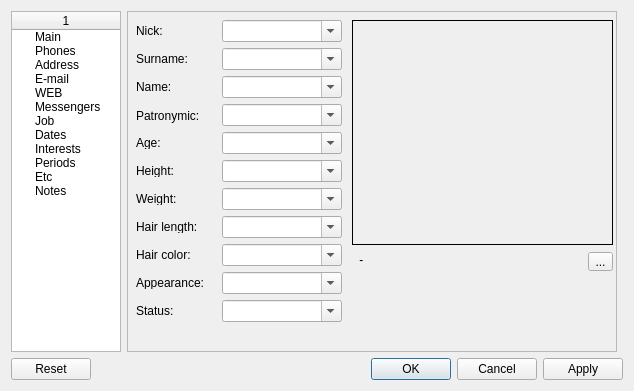
The window that Forms/CEditor.ui (skynowa/xxxdb) describes before a commit, drawn with Qt 5.
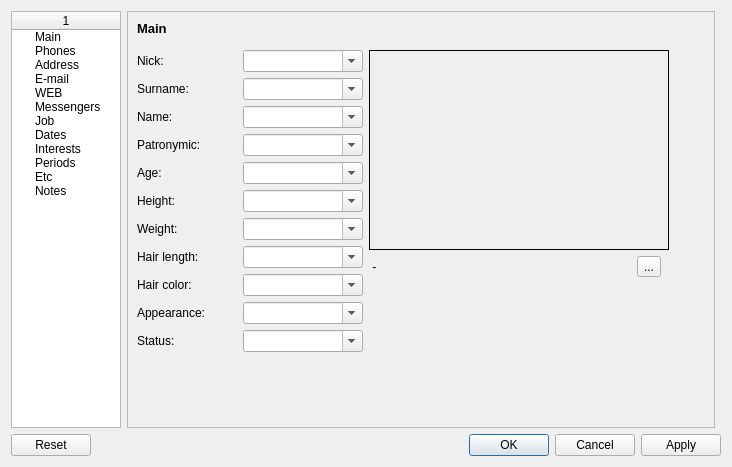
The same window after the commit.

Commit message: ADD: CEditor - page headers

Diff of the .ui file:
```diff
--- a/Forms/CEditor.ui
+++ b/Forms/CEditor.ui
@@ -6,8 +6,8 @@
    <rect>
     <x>0</x>
     <y>0</y>
-    <width>634</width>
-    <height>391</height>
+    <width>732</width>
+    <height>467</height>
    </rect>
   </property>
   <layout class="QGridLayout" name="gridLayout">
@@ -114,343 +114,708 @@
       <number>0</number>
      </property>
      <widget class="QWidget" name="tabwGroupsDetailPage1">
-      <widget class="QComboBox" name="cboNick">
-       <property name="geometry">
-        <rect>
-         <x>94</x>
-         <y>8</y>
-         <width>120</width>
-         <height>22</height>
-        </rect>
-       </property>
-       <property name="editable">
-        <bool>true</bool>
-       </property>
-      </widget>
-      <widget class="QComboBox" name="cboSurname">
-       <property name="geometry">
-        <rect>
-         <x>94</x>
-         <y>36</y>
-         <width>120</width>
-         <height>22</height>
-        </rect>
-       </property>
-       <property name="editable">
-        <bool>true</bool>
-       </property>
-      </widget>
-      <widget class="QLabel" name="lblPhoto">
-       <property name="geometry">
-        <rect>
-         <x>224</x>
-         <y>8</y>
-         <width>261</width>
-         <height>225</height>
-        </rect>
-       </property>
-       <property name="frameShape">
-        <enum>QFrame::Box</enum>
-       </property>
-       <property name="frameShadow">
-        <enum>QFrame::Plain</enum>
-       </property>
-       <property name="text">
-        <string/>
-       </property>
-       <property name="alignment">
-        <set>Qt::AlignCenter</set>
-       </property>
-       <property name="margin">
-        <number>4</number>
-       </property>
-      </widget>
-      <widget class="QToolButton" name="tbtnPhotoAlbum">
-       <property name="geometry">
-        <rect>
-         <x>460</x>
-         <y>240</y>
-         <width>25</width>
-         <height>19</height>
-        </rect>
-       </property>
-       <property name="text">
-        <string>...</string>
-       </property>
-      </widget>
-      <widget class="QComboBox" name="cboPatronymic">
-       <property name="geometry">
-        <rect>
-         <x>94</x>
-         <y>92</y>
-         <width>120</width>
-         <height>22</height>
-        </rect>
-       </property>
-       <property name="editable">
-        <bool>true</bool>
-       </property>
-      </widget>
-      <widget class="QComboBox" name="cboName">
-       <property name="geometry">
-        <rect>
-         <x>94</x>
-         <y>64</y>
-         <width>120</width>
-         <height>22</height>
-        </rect>
-       </property>
-       <property name="editable">
-        <bool>true</bool>
-       </property>
-      </widget>
-      <widget class="QComboBox" name="cboHeight">
-       <property name="geometry">
-        <rect>
-         <x>94</x>
-         <y>148</y>
-         <width>120</width>
-         <height>22</height>
-        </rect>
-       </property>
-       <property name="editable">
-        <bool>true</bool>
-       </property>
-      </widget>
-      <widget class="QComboBox" name="cboAge">
-       <property name="geometry">
-        <rect>
-         <x>94</x>
-         <y>120</y>
-         <width>120</width>
-         <height>22</height>
-        </rect>
-       </property>
-       <property name="editable">
-        <bool>true</bool>
-       </property>
-      </widget>
-      <widget class="QComboBox" name="cboHairLength">
-       <property name="geometry">
-        <rect>
-         <x>94</x>
-         <y>204</y>
-         <width>120</width>
-         <height>22</height>
-        </rect>
-       </property>
-       <property name="editable">
-        <bool>true</bool>
-       </property>
-      </widget>
-      <widget class="QComboBox" name="cboWeight">
-       <property name="geometry">
-        <rect>
-         <x>94</x>
-         <y>176</y>
-         <width>120</width>
-         <height>22</height>
-        </rect>
-       </property>
-       <property name="editable">
-        <bool>true</bool>
-       </property>
-      </widget>
-      <widget class="QComboBox" name="cboAppearance">
-       <property name="geometry">
-        <rect>
-         <x>94</x>
-         <y>260</y>
-         <width>120</width>
-         <height>22</height>
-        </rect>
-       </property>
-       <property name="editable">
-        <bool>true</bool>
-       </property>
-      </widget>
-      <widget class="QComboBox" name="cboHairColor">
-       <property name="geometry">
-        <rect>
-         <x>94</x>
-         <y>232</y>
-         <width>120</width>
-         <height>22</height>
-        </rect>
-       </property>
-       <property name="editable">
-        <bool>true</bool>
-       </property>
-      </widget>
-      <widget class="QComboBox" name="cboAgreement">
-       <property name="geometry">
-        <rect>
-         <x>94</x>
-         <y>288</y>
-         <width>120</width>
-         <height>22</height>
-        </rect>
-       </property>
-       <property name="editable">
-        <bool>true</bool>
-       </property>
-      </widget>
-      <widget class="QLabel" name="label">
-       <property name="geometry">
-        <rect>
-         <x>8</x>
-         <y>12</y>
-         <width>80</width>
-         <height>13</height>
-        </rect>
-       </property>
-       <property name="text">
-        <string>Nick:</string>
-       </property>
-      </widget>
-      <widget class="QLabel" name="label_2">
-       <property name="geometry">
-        <rect>
-         <x>8</x>
-         <y>40</y>
-         <width>80</width>
-         <height>13</height>
-        </rect>
-       </property>
-       <property name="text">
-        <string>Surname:</string>
-       </property>
-      </widget>
-      <widget class="QLabel" name="label_3">
-       <property name="geometry">
-        <rect>
-         <x>8</x>
-         <y>68</y>
-         <width>80</width>
-         <height>13</height>
-        </rect>
-       </property>
-       <property name="text">
-        <string>Name:</string>
-       </property>
-      </widget>
-      <widget class="QLabel" name="label_4">
-       <property name="geometry">
-        <rect>
-         <x>8</x>
-         <y>96</y>
-         <width>80</width>
-         <height>16</height>
-        </rect>
-       </property>
-       <property name="text">
-        <string>Patronymic:</string>
-       </property>
-      </widget>
-      <widget class="QLabel" name="label_5">
-       <property name="geometry">
-        <rect>
-         <x>8</x>
-         <y>124</y>
-         <width>80</width>
-         <height>13</height>
-        </rect>
-       </property>
-       <property name="text">
-        <string>Age:</string>
-       </property>
-      </widget>
-      <widget class="QLabel" name="label_6">
-       <property name="geometry">
-        <rect>
-         <x>8</x>
-         <y>152</y>
-         <width>80</width>
-         <height>13</height>
-        </rect>
-       </property>
-       <property name="text">
-        <string>Height:</string>
-       </property>
-      </widget>
-      <widget class="QLabel" name="label_7">
-       <property name="geometry">
-        <rect>
-         <x>8</x>
-         <y>180</y>
-         <width>80</width>
-         <height>13</height>
-        </rect>
-       </property>
-       <property name="text">
-        <string>Weight:</string>
-       </property>
-      </widget>
-      <widget class="QLabel" name="label_8">
-       <property name="geometry">
-        <rect>
-         <x>8</x>
-         <y>208</y>
-         <width>80</width>
-         <height>13</height>
-        </rect>
-       </property>
-       <property name="text">
-        <string>Hair length:</string>
-       </property>
-      </widget>
-      <widget class="QLabel" name="label_9">
-       <property name="geometry">
-        <rect>
-         <x>8</x>
-         <y>236</y>
-         <width>80</width>
-         <height>13</height>
-        </rect>
-       </property>
-       <property name="text">
-        <string>Hair color:</string>
-       </property>
-      </widget>
-      <widget class="QLabel" name="label_10">
-       <property name="geometry">
-        <rect>
-         <x>8</x>
-         <y>264</y>
-         <width>80</width>
-         <height>13</height>
-        </rect>
-       </property>
-       <property name="text">
-        <string>Appearance:</string>
-       </property>
-      </widget>
-      <widget class="QLabel" name="label_11">
-       <property name="geometry">
-        <rect>
-         <x>8</x>
-         <y>292</y>
-         <width>80</width>
-         <height>13</height>
-        </rect>
-       </property>
-       <property name="text">
-        <string>Status:</string>
-       </property>
-      </widget>
-      <widget class="QLabel" name="lblPhotoInfo">
-       <property name="geometry">
-        <rect>
-         <x>228</x>
-         <y>240</y>
-         <width>225</width>
-         <height>16</height>
-        </rect>
-       </property>
-       <property name="text">
-        <string> - </string>
-       </property>
-      </widget>
+      <layout class="QGridLayout" name="gridLayout_13">
+       <item row="2" column="0" rowspan="3" colspan="2">
+        <layout class="QGridLayout" name="gridLayout_11">
+         <item row="6" column="0">
+          <widget class="QLabel" name="label_7">
+           <property name="sizePolicy">
+            <sizepolicy hsizetype="Fixed" vsizetype="Preferred">
+             <horstretch>0</horstretch>
+             <verstretch>0</verstretch>
+            </sizepolicy>
+           </property>
+           <property name="minimumSize">
+            <size>
+             <width>100</width>
+             <height>0</height>
+            </size>
+           </property>
+           <property name="maximumSize">
+            <size>
+             <width>100</width>
+             <height>16777215</height>
+            </size>
+           </property>
+           <property name="text">
+            <string>Weight:</string>
+           </property>
+          </widget>
+         </item>
+         <item row="7" column="0">
+          <widget class="QLabel" name="label_8">
+           <property name="sizePolicy">
+            <sizepolicy hsizetype="Fixed" vsizetype="Preferred">
+             <horstretch>0</horstretch>
+             <verstretch>0</verstretch>
+            </sizepolicy>
+           </property>
+           <property name="minimumSize">
+            <size>
+             <width>100</width>
+             <height>0</height>
+            </size>
+           </property>
+           <property name="maximumSize">
+            <size>
+             <width>100</width>
+             <height>16777215</height>
+            </size>
+           </property>
+           <property name="text">
+            <string>Hair length:</string>
+           </property>
+          </widget>
+         </item>
+         <item row="1" column="1">
+          <widget class="QComboBox" name="cboSurname">
+           <property name="sizePolicy">
+            <sizepolicy hsizetype="Fixed" vsizetype="Fixed">
+             <horstretch>0</horstretch>
+             <verstretch>0</verstretch>
+            </sizepolicy>
+           </property>
+           <property name="minimumSize">
+            <size>
+             <width>120</width>
+             <height>0</height>
+            </size>
+           </property>
+           <property name="maximumSize">
+            <size>
+             <width>120</width>
+             <height>16777215</height>
+            </size>
+           </property>
+           <property name="editable">
+            <bool>true</bool>
+           </property>
+          </widget>
+         </item>
+         <item row="8" column="1">
+          <widget class="QComboBox" name="cboHairColor">
+           <property name="sizePolicy">
+            <sizepolicy hsizetype="Fixed" vsizetype="Fixed">
+             <horstretch>0</horstretch>
+             <verstretch>0</verstretch>
+            </sizepolicy>
+           </property>
+           <property name="minimumSize">
+            <size>
+             <width>120</width>
+             <height>0</height>
+            </size>
+           </property>
+           <property name="maximumSize">
+            <size>
+             <width>120</width>
+             <height>16777215</height>
+            </size>
+           </property>
+           <property name="editable">
+            <bool>true</bool>
+           </property>
+          </widget>
+         </item>
+         <item row="0" column="1">
+          <widget class="QComboBox" name="cboNick">
+           <property name="sizePolicy">
+            <sizepolicy hsizetype="Fixed" vsizetype="Fixed">
+             <horstretch>0</horstretch>
+             <verstretch>0</verstretch>
+            </sizepolicy>
+           </property>
+           <property name="minimumSize">
+            <size>
+             <width>120</width>
+             <height>0</height>
+            </size>
+           </property>
+           <property name="maximumSize">
+            <size>
+             <width>120</width>
+             <height>16777215</height>
+            </size>
+           </property>
+           <property name="editable">
+            <bool>true</bool>
+           </property>
+          </widget>
+         </item>
+         <item row="9" column="0">
+          <widget class="QLabel" name="label_10">
+           <property name="sizePolicy">
+            <sizepolicy hsizetype="Fixed" vsizetype="Preferred">
+             <horstretch>0</horstretch>
+             <verstretch>0</verstretch>
+            </sizepolicy>
+           </property>
+           <property name="minimumSize">
+            <size>
+             <width>100</width>
+             <height>0</height>
+            </size>
+           </property>
+           <property name="maximumSize">
+            <size>
+             <width>100</width>
+             <height>16777215</height>
+            </size>
+           </property>
+           <property name="text">
+            <string>Appearance:</string>
+           </property>
+          </widget>
+         </item>
+         <item row="2" column="0">
+          <widget class="QLabel" name="label_3">
+           <property name="sizePolicy">
+            <sizepolicy hsizetype="Fixed" vsizetype="Preferred">
+             <horstretch>0</horstretch>
+             <verstretch>0</verstretch>
+            </sizepolicy>
+           </property>
+           <property name="minimumSize">
+            <size>
+             <width>100</width>
+             <height>0</height>
+            </size>
+           </property>
+           <property name="maximumSize">
+            <size>
+             <width>100</width>
+             <height>16777215</height>
+            </size>
+           </property>
+           <property name="text">
+            <string>Name:</string>
+           </property>
+          </widget>
+         </item>
+         <item row="4" column="1">
+          <widget class="QComboBox" name="cboAge">
+           <property name="sizePolicy">
+            <sizepolicy hsizetype="Fixed" vsizetype="Fixed">
+             <horstretch>0</horstretch>
+             <verstretch>0</verstretch>
+            </sizepolicy>
+           </property>
+           <property name="minimumSize">
+            <size>
+             <width>120</width>
+             <height>0</height>
+            </size>
+           </property>
+           <property name="maximumSize">
+            <size>
+             <width>120</width>
+             <height>16777215</height>
+            </size>
+           </property>
+           <property name="editable">
+            <bool>true</bool>
+           </property>
+          </widget>
+         </item>
+         <item row="5" column="1">
+          <widget class="QComboBox" name="cboHeight">
+           <property name="sizePolicy">
+            <sizepolicy hsizetype="Fixed" vsizetype="Fixed">
+             <horstretch>0</horstretch>
+             <verstretch>0</verstretch>
+            </sizepolicy>
+           </property>
+           <property name="minimumSize">
+            <size>
+             <width>120</width>
+             <height>0</height>
+            </size>
+           </property>
+           <property name="maximumSize">
+            <size>
+             <width>120</width>
+             <height>16777215</height>
+            </size>
+           </property>
+           <property name="editable">
+            <bool>true</bool>
+           </property>
+          </widget>
+         </item>
+         <item row="2" column="1">
+          <widget class="QComboBox" name="cboName">
+           <property name="sizePolicy">
+            <sizepolicy hsizetype="Fixed" vsizetype="Fixed">
+             <horstretch>0</horstretch>
+             <verstretch>0</verstretch>
+            </sizepolicy>
+           </property>
+           <property name="minimumSize">
+            <size>
+             <width>120</width>
+             <height>0</height>
+            </size>
+           </property>
+           <property name="maximumSize">
+            <size>
+             <width>120</width>
+             <height>16777215</height>
+            </size>
+           </property>
+           <property name="editable">
+            <bool>true</bool>
+           </property>
+          </widget>
+         </item>
+         <item row="3" column="1">
+          <widget class="QComboBox" name="cboPatronymic">
+           <property name="sizePolicy">
+            <sizepolicy hsizetype="Fixed" vsizetype="Fixed">
+             <horstretch>0</horstretch>
+             <verstretch>0</verstretch>
+            </sizepolicy>
+           </property>
+           <property name="minimumSize">
+            <size>
+             <width>120</width>
+             <height>0</height>
+            </size>
+           </property>
+           <property name="maximumSize">
+            <size>
+             <width>120</width>
+             <height>16777215</height>
+            </size>
+           </property>
+           <property name="editable">
+            <bool>true</bool>
+           </property>
+          </widget>
+         </item>
+         <item row="1" column="0">
+          <widget class="QLabel" name="label_2">
+           <property name="sizePolicy">
+            <sizepolicy hsizetype="Fixed" vsizetype="Preferred">
+             <horstretch>0</horstretch>
+             <verstretch>0</verstretch>
+            </sizepolicy>
+           </property>
+           <property name="minimumSize">
+            <size>
+             <width>100</width>
+             <height>0</height>
+            </size>
+           </property>
+           <property name="maximumSize">
+            <size>
+             <width>100</width>
+             <height>16777215</height>
+            </size>
+           </property>
+           <property name="text">
+            <string>Surname:</string>
+           </property>
+          </widget>
+         </item>
+         <item row="6" column="1">
+          <widget class="QComboBox" name="cboWeight">
+           <property name="sizePolicy">
+            <sizepolicy hsizetype="Fixed" vsizetype="Fixed">
+             <horstretch>0</horstretch>
+             <verstretch>0</verstretch>
+            </sizepolicy>
+           </property>
+           <property name="minimumSize">
+            <size>
+             <width>120</width>
+             <height>0</height>
+            </size>
+           </property>
+           <property name="maximumSize">
+            <size>
+             <width>120</width>
+             <height>16777215</height>
+            </size>
+           </property>
+           <property name="editable">
+            <bool>true</bool>
+           </property>
+          </widget>
+         </item>
+         <item row="0" column="0">
+          <widget class="QLabel" name="label">
+           <property name="sizePolicy">
+            <sizepolicy hsizetype="Fixed" vsizetype="Preferred">
+             <horstretch>0</horstretch>
+             <verstretch>0</verstretch>
+            </sizepolicy>
+           </property>
+           <property name="minimumSize">
+            <size>
+             <width>100</width>
+             <height>0</height>
+            </size>
+           </property>
+           <property name="maximumSize">
+            <size>
+             <width>100</width>
+             <height>16777215</height>
+            </size>
+           </property>
+           <property name="text">
+            <string>Nick:</string>
+           </property>
+          </widget>
+         </item>
+         <item row="4" column="0">
+          <widget class="QLabel" name="label_5">
+           <property name="sizePolicy">
+            <sizepolicy hsizetype="Fixed" vsizetype="Preferred">
+             <horstretch>0</horstretch>
+             <verstretch>0</verstretch>
+            </sizepolicy>
+           </property>
+           <property name="minimumSize">
+            <size>
+             <width>100</width>
+             <height>0</height>
+            </size>
+           </property>
+           <property name="maximumSize">
+            <size>
+             <width>100</width>
+             <height>16777215</height>
+            </size>
+           </property>
+           <property name="text">
+            <string>Age:</string>
+           </property>
+          </widget>
+         </item>
+         <item row="9" column="1">
+          <widget class="QComboBox" name="cboAppearance">
+           <property name="sizePolicy">
+            <sizepolicy hsizetype="Fixed" vsizetype="Fixed">
+             <horstretch>0</horstretch>
+             <verstretch>0</verstretch>
+            </sizepolicy>
+           </property>
+           <property name="minimumSize">
+            <size>
+             <width>120</width>
+             <height>0</height>
+            </size>
+           </property>
+           <property name="maximumSize">
+            <size>
+             <width>120</width>
+             <height>16777215</height>
+            </size>
+           </property>
+           <property name="editable">
+            <bool>true</bool>
+           </property>
+          </widget>
+         </item>
+         <item row="10" column="0">
+          <widget class="QLabel" name="label_11">
+           <property name="sizePolicy">
+            <sizepolicy hsizetype="Fixed" vsizetype="Preferred">
+             <horstretch>0</horstretch>
+             <verstretch>0</verstretch>
+            </sizepolicy>
+           </property>
+           <property name="minimumSize">
+            <size>
+             <width>100</width>
+             <height>0</height>
+            </size>
+           </property>
+           <property name="maximumSize">
+            <size>
+             <width>100</width>
+             <height>16777215</height>
+            </size>
+           </property>
+           <property name="text">
+            <string>Status:</string>
+           </property>
+          </widget>
+         </item>
+         <item row="7" column="1">
+          <widget class="QComboBox" name="cboHairLength">
+           <property name="sizePolicy">
+            <sizepolicy hsizetype="Fixed" vsizetype="Fixed">
+             <horstretch>0</horstretch>
+             <verstretch>0</verstretch>
+            </sizepolicy>
+           </property>
+           <property name="minimumSize">
+            <size>
+             <width>120</width>
+             <height>0</height>
+            </size>
+           </property>
+           <property name="maximumSize">
+            <size>
+             <width>120</width>
+             <height>16777215</height>
+            </size>
+           </property>
+           <property name="editable">
+            <bool>true</bool>
+           </property>
+          </widget>
+         </item>
+         <item row="10" column="1">
+          <widget class="QComboBox" name="cboAgreement">
+           <property name="sizePolicy">
+            <sizepolicy hsizetype="Fixed" vsizetype="Fixed">
+             <horstretch>0</horstretch>
+             <verstretch>0</verstretch>
+            </sizepolicy>
+           </property>
+           <property name="minimumSize">
+            <size>
+             <width>120</width>
+             <height>0</height>
+            </size>
+           </property>
+           <property name="maximumSize">
+            <size>
+             <width>120</width>
+             <height>16777215</height>
+            </size>
+           </property>
+           <property name="editable">
+            <bool>true</bool>
+           </property>
+          </widget>
+         </item>
+         <item row="8" column="0">
+          <widget class="QLabel" name="label_9">
+           <property name="sizePolicy">
+            <sizepolicy hsizetype="Fixed" vsizetype="Preferred">
+             <horstretch>0</horstretch>
+             <verstretch>0</verstretch>
+            </sizepolicy>
+           </property>
+           <property name="minimumSize">
+            <size>
+             <width>100</width>
+             <height>0</height>
+            </size>
+           </property>
+           <property name="maximumSize">
+            <size>
+             <width>100</width>
+             <height>16777215</height>
+            </size>
+           </property>
+           <property name="text">
+            <string>Hair color:</string>
+           </property>
+          </widget>
+         </item>
+         <item row="5" column="0">
+          <widget class="QLabel" name="label_6">
+           <property name="sizePolicy">
+            <sizepolicy hsizetype="Fixed" vsizetype="Preferred">
+             <horstretch>0</horstretch>
+             <verstretch>0</verstretch>
+            </sizepolicy>
+           </property>
+           <property name="minimumSize">
+            <size>
+             <width>100</width>
+             <height>0</height>
+            </size>
+           </property>
+           <property name="maximumSize">
+            <size>
+             <width>100</width>
+             <height>16777215</height>
+            </size>
+           </property>
+           <property name="text">
+            <string>Height:</string>
+           </property>
+          </widget>
+         </item>
+         <item row="3" column="0">
+          <widget class="QLabel" name="label_4">
+           <property name="sizePolicy">
+            <sizepolicy hsizetype="Fixed" vsizetype="Preferred">
+             <horstretch>0</horstretch>
+             <verstretch>0</verstretch>
+            </sizepolicy>
+           </property>
+           <property name="minimumSize">
+            <size>
+             <width>100</width>
+             <height>0</height>
+            </size>
+           </property>
+           <property name="maximumSize">
+            <size>
+             <width>100</width>
+             <height>16777215</height>
+            </size>
+           </property>
+           <property name="text">
+            <string>Patronymic:</string>
+           </property>
+          </widget>
+         </item>
+         <item row="11" column="0" colspan="2">
+          <spacer name="verticalSpacer_4">
+           <property name="orientation">
+            <enum>Qt::Vertical</enum>
+           </property>
+           <property name="sizeHint" stdset="0">
+            <size>
+             <width>20</width>
+             <height>336</height>
+            </size>
+           </property>
+          </spacer>
+         </item>
+        </layout>
+       </item>
+       <item row="0" column="0">
+        <layout class="QHBoxLayout" name="horizontalLayout_3">
+         <item>
+          <widget class="QLabel" name="label_47">
+           <property name="font">
+            <font>
+             <pointsize>10</pointsize>
+             <weight>75</weight>
+             <bold>true</bold>
+            </font>
+           </property>
+           <property name="text">
+            <string>Main</string>
+           </property>
+          </widget>
+         </item>
+        </layout>
+       </item>
+       <item row="2" column="2">
+        <layout class="QGridLayout" name="gridLayout_12">
+         <item row="1" column="0">
+          <widget class="QLabel" name="lblPhotoInfo">
+           <property name="sizePolicy">
+            <sizepolicy hsizetype="Fixed" vsizetype="Preferred">
+             <horstretch>0</horstretch>
+             <verstretch>0</verstretch>
+            </sizepolicy>
+           </property>
+           <property name="minimumSize">
+            <size>
+             <width>250</width>
+             <height>0</height>
+            </size>
+           </property>
+           <property name="maximumSize">
+            <size>
+             <width>250</width>
+             <height>16777215</height>
+            </size>
+           </property>
+           <property name="text">
+            <string> - </string>
+           </property>
+          </widget>
+         </item>
+         <item row="1" column="1">
+          <widget class="QToolButton" name="tbtnPhotoAlbum">
+           <property name="text">
+            <string>...</string>
+           </property>
+          </widget>
+         </item>
+         <item row="0" column="0" colspan="2">
+          <widget class="QLabel" name="lblPhoto">
+           <property name="sizePolicy">
+            <sizepolicy hsizetype="Fixed" vsizetype="Fixed">
+             <horstretch>0</horstretch>
+             <verstretch>0</verstretch>
+            </sizepolicy>
+           </property>
+           <property name="minimumSize">
+            <size>
+             <width>300</width>
+             <height>200</height>
+            </size>
+           </property>
+           <property name="maximumSize">
+            <size>
+             <width>300</width>
+             <height>200</height>
+            </size>
+           </property>
+           <property name="frameShape">
+            <enum>QFrame::Box</enum>
+           </property>
+           <property name="frameShadow">
+            <enum>QFrame::Plain</enum>
+           </property>
+           <property name="text">
+            <string/>
+           </property>
+           <property name="alignment">
+            <set>Qt::AlignCenter</set>
+           </property>
+           <property name="margin">
+            <number>4</number>
+           </property>
+          </widget>
+         </item>
+        </layout>
+       </item>
+       <item row="3" column="2">
+        <spacer name="verticalSpacer_5">
+         <property name="orientation">
+          <enum>Qt::Vertical</enum>
+         </property>
+         <property name="sizeHint" stdset="0">
+          <size>
+           <width>20</width>
+           <height>117</height>
+          </size>
+         </property>
+        </spacer>
+       </item>
+       <item row="1" column="0">
+        <spacer name="verticalSpacer_3">
+         <property name="orientation">
+          <enum>Qt::Vertical</enum>
+         </property>
+         <property name="sizeType">
+          <enum>QSizePolicy::Fixed</enum>
+         </property>
+         <property name="sizeHint" stdset="0">
+          <size>
+           <width>20</width>
+           <height>8</height>
+          </size>
+         </property>
+        </spacer>
+       </item>
+       <item row="2" column="3">
+        <spacer name="horizontalSpacer_4">
+         <property name="orientation">
+          <enum>Qt::Horizontal</enum>
+         </property>
+         <property name="sizeHint" stdset="0">
+          <size>
+           <width>40</width>
+           <height>20</height>
+          </size>
+         </property>
+        </spacer>
+       </item>
+      </layout>
      </widget>
      <widget class="QWidget" name="tabwGroupsDetailPage2">
       <widget class="QLabel" name="label_12">
```
Left out of the diff: 3232 changed lines with no effect on the pictures. The commit also changes 1 other file.
